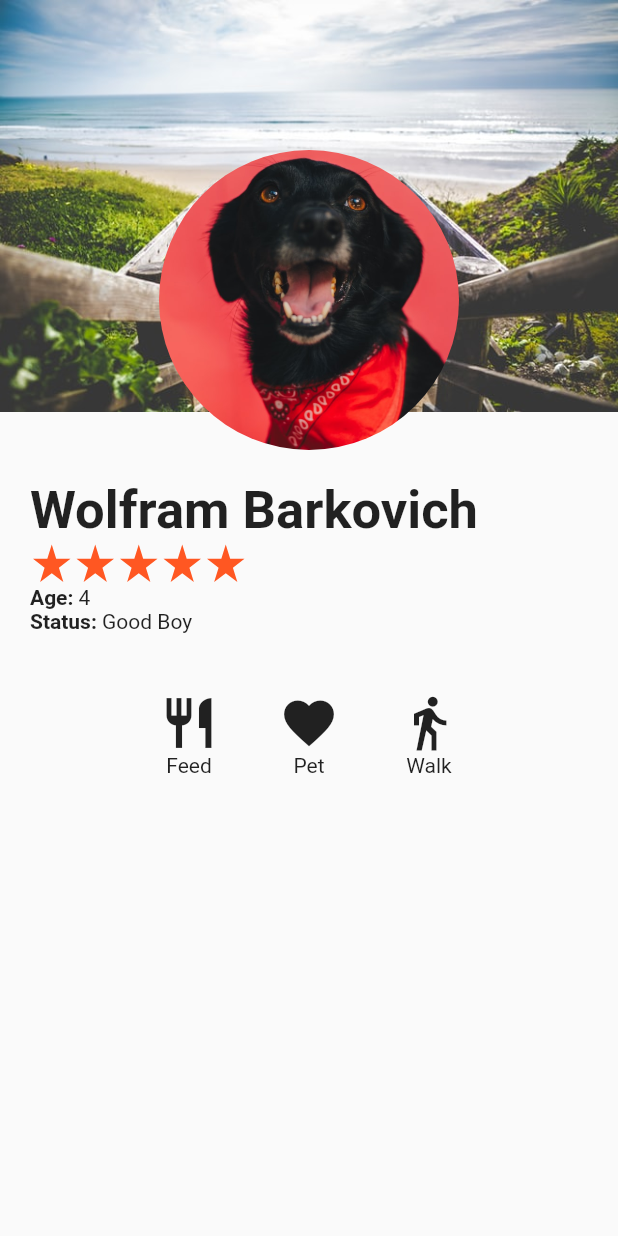
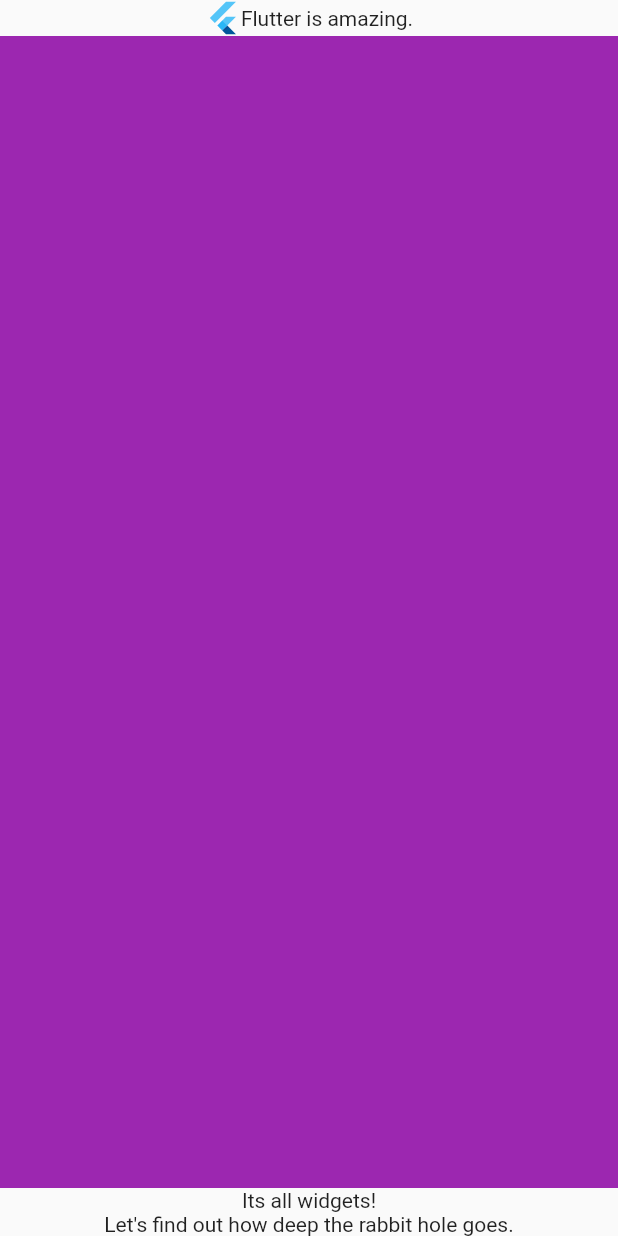
Before and after one commit to co360/flutter-cookbook, a Flutter app: the screen it shows after launch, on a phone screen of 412 x 824 dp. Run offline on Flutter 3.47's test engine with Material 2 defaults, Android fonts, the phone set to English and light mode, and no system bars; our stand-ins replace google_fonts.

Commit message:
create deeptree class

```diff
--- /dev/null
+++ b/04-layout-taming-widget-tree/prototype_screen/lib/deep_tree.dart
@@ -0,0 +1,32 @@
+import 'package:flutter/material.dart';
+
+class DeepTree extends StatelessWidget {
+  const DeepTree({Key? key}) : super(key: key);
+
+  @override
+  Widget build(BuildContext context) {
+    return Scaffold(
+      body: SafeArea(
+          child: Center(
+        child: Column(
+          mainAxisAlignment: MainAxisAlignment.center,
+          children: <Widget>[
+            Row(
+              mainAxisAlignment: MainAxisAlignment.center,
+              children: <Widget>[
+                FlutterLogo(),
+                Text('Flutter is amazing.'),
+              ],
+            ),
+            Expanded(
+                child: Container(
+              color: Colors.purple,
+            )),
+            Text('Its all widgets!'),
+            Text('Let\'s find out how deep the rabbit hole goes.')
+          ],
+        ),
+      )),
+    );
+  }
+}
--- a/04-layout-taming-widget-tree/prototype_screen/lib/main.dart
+++ b/04-layout-taming-widget-tree/prototype_screen/lib/main.dart
@@ -1,4 +1,5 @@
 import 'package:flutter/material.dart';
+import 'package:prototype_screen/deep_tree.dart';
 import 'package:prototype_screen/flex_screen.dart';
 import 'package:prototype_screen/profile_screen.dart';
 
@@ -13,7 +14,7 @@ class MyApp extends StatelessWidget {
   @override
   Widget build(BuildContext context) {
     return MaterialApp(
-      home: ProfileScreen(),
+      home: DeepTree(),
     );
   }
 }
```
